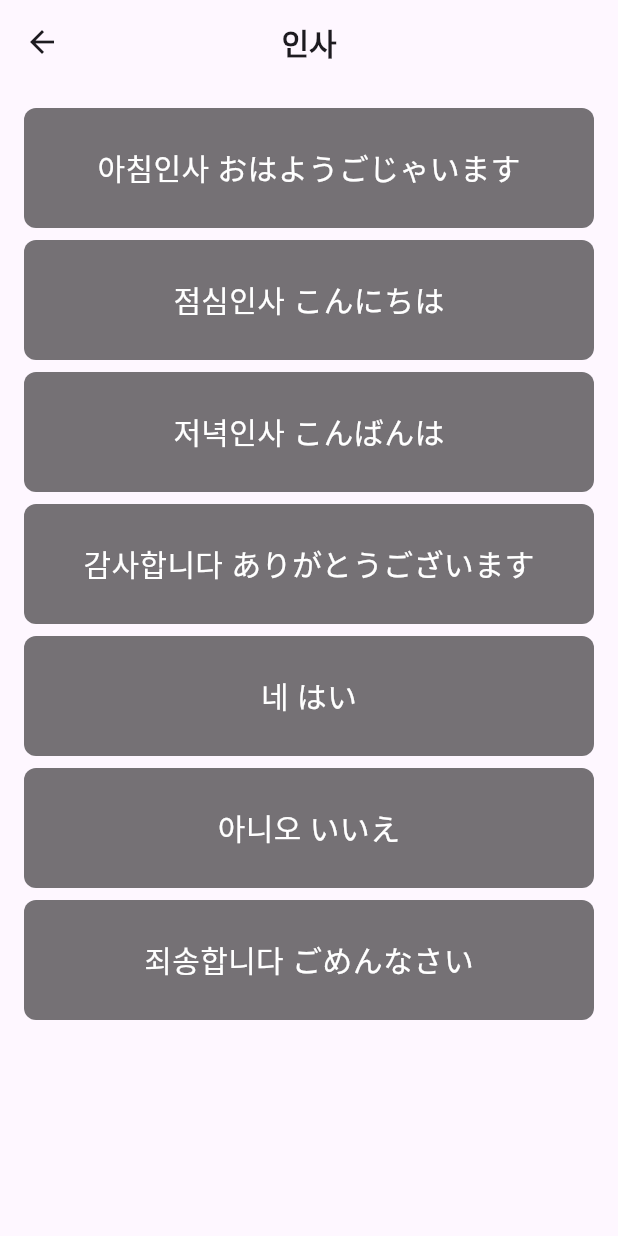
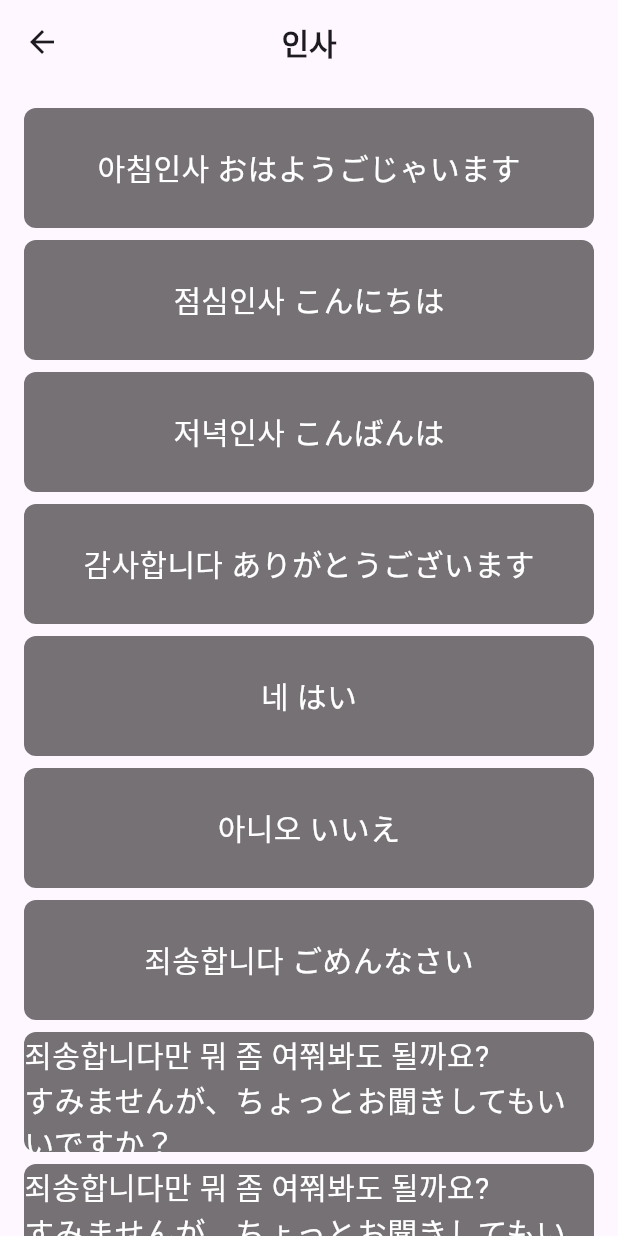
Before and after one commit to chanbeenkim/easyJapanese, a Flutter app: the screen it shows after launch, after a tap on "인사 🤚", on a phone screen of 412 x 824 dp. Run offline on Flutter 3.47's test engine with Material 3 defaults, Android fonts, the phone set to English and light mode, and no system bars; our stand-ins replace audioplayers, flutter_riverpod; Roboto replaces fonts that are missing (MinSans).

Commit message:
refactor: 리펙토링

```diff
--- a/lib/main.dart
+++ b/lib/main.dart
@@ -1,4 +1,4 @@
-import 'package:easy/pages/home_page.dart';
+import 'package:easy/view/home_page.dart';
 import 'package:flutter/material.dart';
 import 'package:flutter_riverpod/flutter_riverpod.dart';
 
@@ -14,7 +14,7 @@ class MyApp extends StatelessWidget {
   Widget build(BuildContext context) {
     return const MaterialApp(
       debugShowCheckedModeBanner: false,
-      home: HomePage(),
+      home: MainPage(),
     );
   }
 }
--- a/lib/pages/hiragana/hello_page.dart
+++ b/lib/view/category/hello_page.dart
@@ -1,5 +1,5 @@
 import 'package:audioplayers/audioplayers.dart';
-import 'package:easy/pages/widgets/japanese_card_widget.dart';
+import 'package:easy/view/widgets/japanese_card_widget.dart';
 
 import 'package:flutter/material.dart';
 import 'package:flutter_riverpod/flutter_riverpod.dart';
@@ -81,6 +81,22 @@ class HelloPage extends ConsumerWidget {
                   title: '죄송합니다 ごめんなさい',
                   audioPlayer: audioPlayer,
                 ),
+                const SizedBox(
+                  height: 8,
+                ),
+                JapaneseCardWidget(
+                  japaneseAudio: 'sounds/sorry.mp3',
+                  title: '죄송합니다만 뭐 좀 여쭤봐도 될까요?\nすみませんが、ちょっとお聞きしてもいいですか？',
+                  audioPlayer: audioPlayer,
+                ),
+                const SizedBox(
+                  height: 8,
+                ),
+                JapaneseCardWidget(
+                  japaneseAudio: 'sounds/sorry.mp3',
+                  title: '죄송합니다만 뭐 좀 여쭤봐도 될까요?\nすみませんが、ちょっとお聞きしてもいいですか？',
+                  audioPlayer: audioPlayer,
+                ),
               ],
             ),
           ),
--- a/pubspec.yaml
+++ b/pubspec.yaml
@@ -38,6 +38,8 @@ dependencies:
   cupertino_icons: ^1.0.6
   audioplayers: ^6.0.0
   path_provider: ^2.1.3
+  animated_text_kit: ^4.2.2
+  google_fonts: ^6.2.1
 
 dev_dependencies:
   flutter_test:
```
Also changed, not shown: lib/pages/test_page.dart (deleted, +0 -12 lines), lib/riverpod/progress.dart (deleted, +0 -25 lines), lib/view/home_page.dart (renamed from lib/pages/home_page.dart, +4 -4 lines), lib/view/widgets/japanese_card_widget.dart (renamed from lib/pages/widgets/japanese_card_widget.dart), lib/view/widgets/japanese_home_card_widget.dart (renamed from lib/pages/widgets/japanese_home_card_widget.dart), pubspec.lock, 3 other files.
